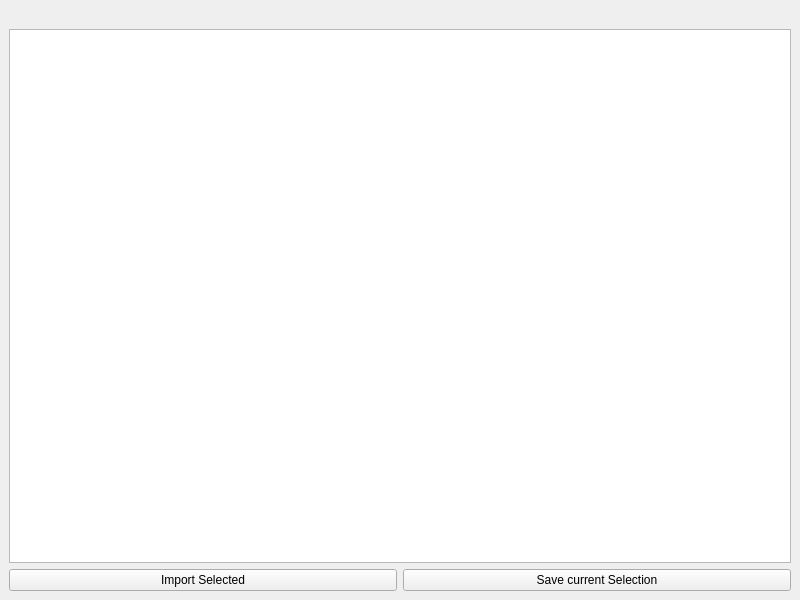
Qt form finalcif/gui/import_selector_ui.ui (dkratzert/FinalCif) before a commit.
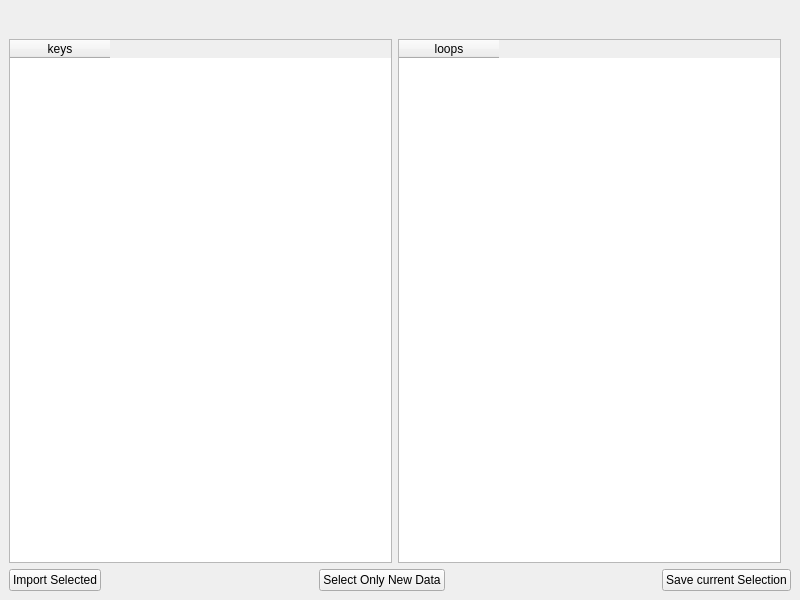
The same form after that commit.

Commit message: Further improve import

```diff
--- a/finalcif/gui/import_selector_ui.ui
+++ b/finalcif/gui/import_selector_ui.ui
@@ -23,10 +23,15 @@
      </widget>
     </item>
     <item>
-     <widget class="QTableWidget" name="importTable">
-      <attribute name="horizontalHeaderVisible">
-       <bool>false</bool>
-      </attribute>
+     <layout class="QHBoxLayout" name="horizontalLayout_2">
+      <property name="topMargin">
+       <number>10</number>
+      </property>
+      <property name="rightMargin">
+       <number>10</number>
+      </property>
+      <item>
+       <widget class="QTableWidget" name="importTable_keys">
       <attribute name="verticalHeaderVisible">
        <bool>false</bool>
       </attribute>
@@ -38,6 +43,20 @@
      </widget>
     </item>
     <item>
+       <widget class="QTableWidget" name="importTable_loops">
+        <attribute name="verticalHeaderVisible">
+         <bool>false</bool>
+        </attribute>
+        <column>
+         <property name="text">
+          <string>loops</string>
+         </property>
+        </column>
+       </widget>
+      </item>
+     </layout>
+    </item>
+    <item>
      <layout class="QHBoxLayout" name="horizontalLayout">
       <item>
        <widget class="QPushButton" name="importSelectedPushbutton">
@@ -46,6 +65,39 @@
         </property>
        </widget>
       </item>
+      <item>
+       <spacer name="horizontalSpacer">
+        <property name="orientation">
+         <enum>Qt::Horizontal</enum>
+        </property>
+        <property name="sizeHint" stdset="0">
+         <size>
+          <width>40</width>
+          <height>20</height>
+         </size>
+        </property>
+       </spacer>
+      </item>
+      <item>
+       <widget class="QPushButton" name="selectOnlyNewPB">
+        <property name="text">
+         <string>Select Only New Data</string>
+        </property>
+       </widget>
+      </item>
+      <item>
+       <spacer name="horizontalSpacer_2">
+        <property name="orientation">
+         <enum>Qt::Horizontal</enum>
+        </property>
+        <property name="sizeHint" stdset="0">
+         <size>
+          <width>40</width>
+          <height>20</height>
+         </size>
+        </property>
+       </spacer>
+      </item>
       <item>
        <widget class="QPushButton" name="saveSelectionPushbutton">
         <property name="text">
```
Lines whose indentation alone changed are shown as unchanged. The commit also changes 3 other files.
